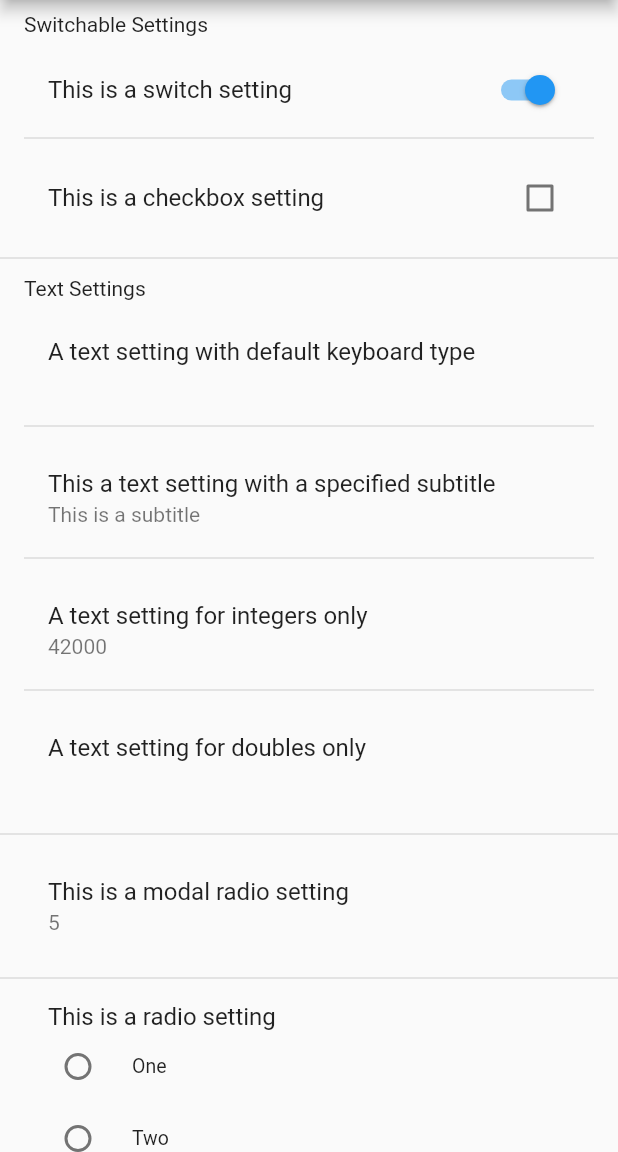
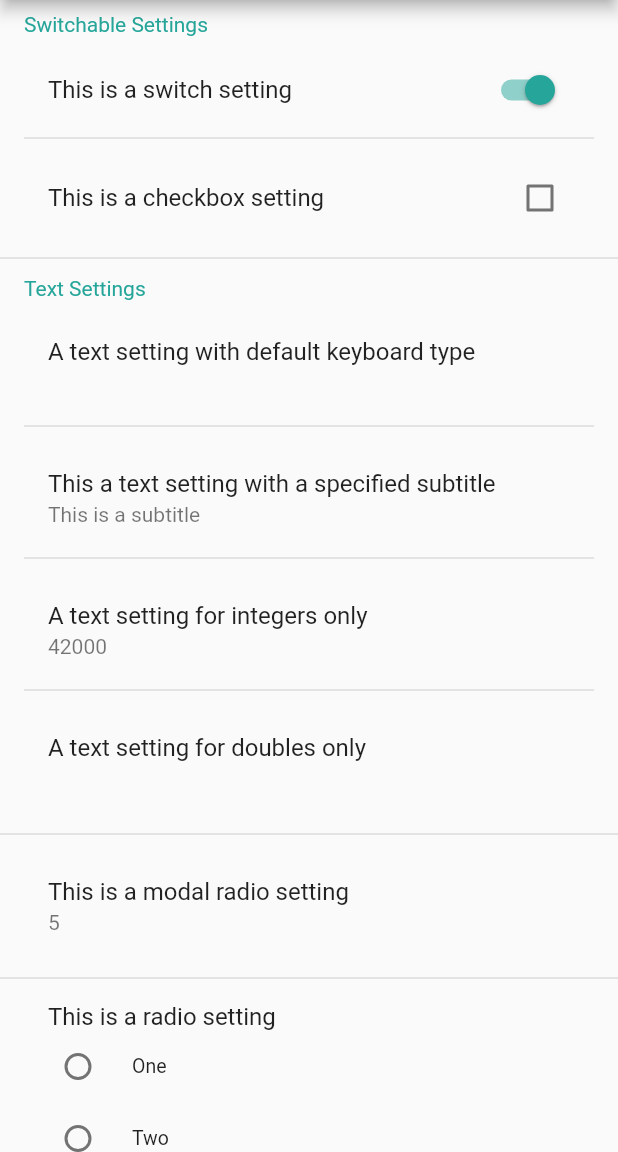
Before and after one commit to Cobinja/cobi-flutter-settings, a Flutter app: the screen it shows after launch, on a phone screen of 412 x 824 dp, the part 84-1236 px from its top. Run offline on Flutter 3.47's test engine with Material 2 defaults, Android fonts, the phone set to English and light mode, and no system bars; our stand-ins replace shared_preferences.

Commit message:
Improve text style for SettingsGroup

```diff
--- a/example/lib/main.dart
+++ b/example/lib/main.dart
@@ -13,6 +13,7 @@ class MyApp extends StatelessWidget {
       title: 'Flutter Demo',
       theme: ThemeData(
         primarySwatch: Colors.blue,
+        accentColor: Colors.teal[400]
       ),
       home: MyHomePage(),
     );
--- a/lib/src/settings_group.dart
+++ b/lib/src/settings_group.dart
@@ -52,7 +52,10 @@ class SettingsGroup extends StatelessWidget {
           Text(
             title,
             textAlign: TextAlign.left,
-            overflow: TextOverflow.fade
+            overflow: TextOverflow.fade,
+            style: TextStyle(
+              color: Theme.of(context).accentColor,
+            ),
           ),
           ...content,
         ],
```
